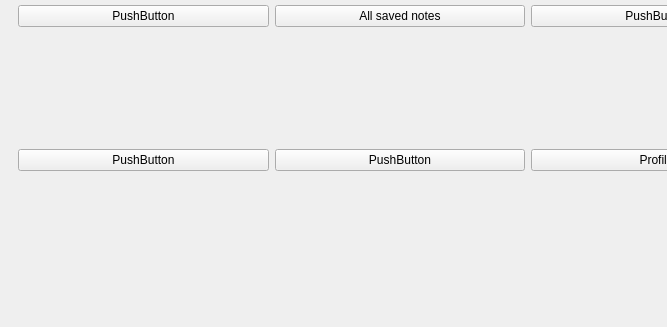
The window that mainwindow.ui (Tauski/IdealPDA_Windows) describes before a commit, drawn with Qt 5; both pictures show x 0 to 667 and y 273 to 600 of the 800 by 600 pixel window.
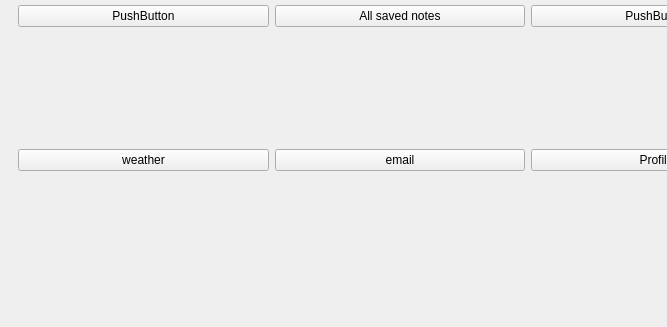
The same window after the commit.

Commit message:
Starting to build weather function to see local weather with given location
WeatherDialog:
-new dialog to show current weather from given location and forecast up to 48 hours
WeatherDataCaller:
-Retrieves weather data from FMI open API and processes it to be usable in dialog

Diff of the .ui file:
```diff
--- a/mainwindow.ui
+++ b/mainwindow.ui
@@ -27,7 +27,7 @@
           <item row="3" column="0">
            <widget class="QPushButton" name="pb7">
             <property name="text">
-             <string>PushButton</string>
+             <string>weather</string>
             </property>
            </widget>
           </item>
@@ -41,7 +41,7 @@
           <item row="3" column="1">
            <widget class="QPushButton" name="pb8">
             <property name="text">
-             <string>PushButton</string>
+             <string>email</string>
             </property>
            </widget>
           </item>
```
The commit also changes 13 other files.
